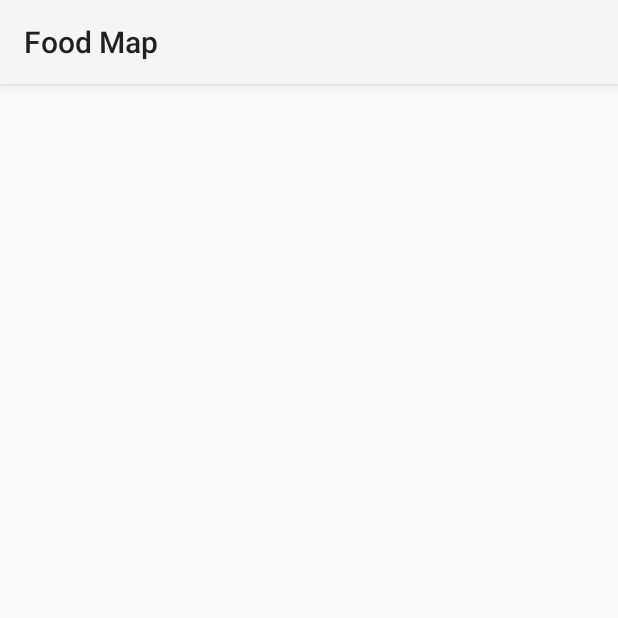
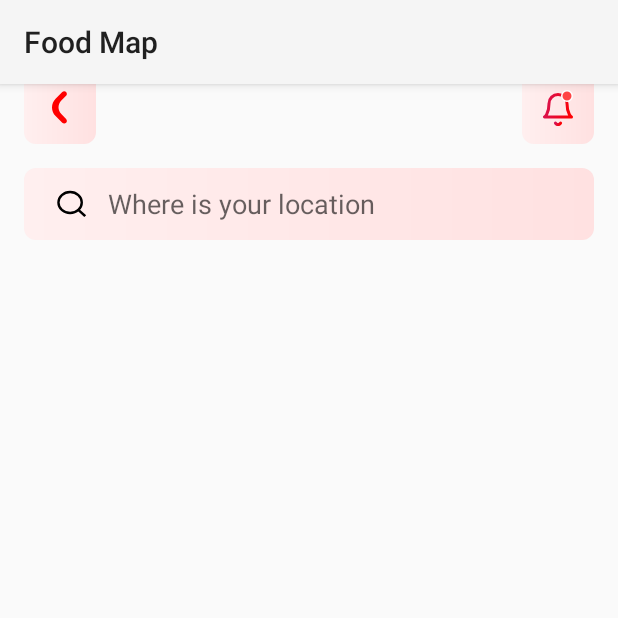
Before and after one commit to Getir-Android-Kotlin-Bootcamp/getir-android-kotlin-bootcamp-w2-assignment-f-arslan, an Android app: the screen it shows after launch (MainActivity), on a phone screen of 412 x 824 dp, the top half of it. Run offline under Robolectric (Android 15) with nearby library versions, the phone set to English and light mode, and no system bars.

Commit message:
feat: icon, search bar and recycle view

```diff
--- /dev/null
+++ b/app/src/main/java/com/getir/patika/foodmap/MapViewModel.kt
@@ -0,0 +1,7 @@
+package com.getir.patika.foodmap
+
+import androidx.lifecycle.ViewModel
+
+class MapViewModel: ViewModel() {
+
+}
--- /dev/null
+++ b/app/src/main/res/drawable/back.xml
@@ -0,0 +1,11 @@
+<vector xmlns:android="http://schemas.android.com/apk/res/android"
+    android:width="14.117647dp"
+    android:height="24dp"
+    android:viewportWidth="10"
+    android:viewportHeight="17">
+
+    <path
+        android:fillColor="#FF0000"
+        android:pathData="M6.818,5C5.061,6.757 5.061,9.607 6.818,11.364L9.091,13.637C9.593,14.139 9.593,14.953 9.091,15.455C8.589,15.957 7.775,15.957 7.273,15.455L4.091,12.273C1.832,10.014 1.832,6.35 4.091,4.091L7.273,0.909C7.775,0.407 8.589,0.407 9.091,0.909C9.593,1.411 9.593,2.225 9.091,2.727L6.818,5Z" />
+
+</vector>
--- /dev/null
+++ b/app/src/main/res/drawable/bell.xml
@@ -0,0 +1,48 @@
+<vector xmlns:android="http://schemas.android.com/apk/res/android"
+    xmlns:aapt="http://schemas.android.com/aapt"
+    android:width="20dp"
+    android:height="24dp"
+    android:viewportWidth="20"
+    android:viewportHeight="24">
+  <path
+      android:pathData="M16,9C16,7.409 15.368,5.883 14.243,4.757C13.117,3.632 11.591,3 10,3C8.409,3 6.883,3.632 5.757,4.757C4.632,5.883 4,7.409 4,9C4,16 1,18 1,18H19C19,18 16,16 16,9Z"
+      android:strokeLineJoin="round"
+      android:strokeWidth="2"
+      android:fillColor="#00000000"
+      android:strokeLineCap="round">
+    <aapt:attr name="android:strokeColor">
+      <gradient
+          android:startX="1"
+          android:startY="2.079"
+          android:endX="21.567"
+          android:endY="5.903"
+          android:type="linear">
+        <item android:offset="0" android:color="#FFD61355"/>
+        <item android:offset="1" android:color="#FFFF0000"/>
+      </gradient>
+    </aapt:attr>
+  </path>
+  <path
+      android:pathData="M11.729,22C11.554,22.303 11.301,22.555 10.998,22.729C10.694,22.904 10.35,22.997 10,22.997C9.649,22.997 9.305,22.904 9.001,22.729C8.698,22.555 8.445,22.303 8.27,22"
+      android:strokeLineJoin="round"
+      android:strokeWidth="2"
+      android:fillColor="#00000000"
+      android:strokeLineCap="round">
+    <aapt:attr name="android:strokeColor">
+      <gradient
+          android:startX="8.27"
+          android:startY="21.939"
+          android:endX="11.442"
+          android:endY="23.645"
+          android:type="linear">
+        <item android:offset="0" android:color="#FFD61355"/>
+        <item android:offset="1" android:color="#FFFF0000"/>
+      </gradient>
+    </aapt:attr>
+  </path>
+  <path
+      android:strokeWidth="1"
+      android:pathData="M16,4m-3.5,0a3.5,3.5 0,1 1,7 0a3.5,3.5 0,1 1,-7 0"
+      android:fillColor="#FF4545"
+      android:strokeColor="#ffffff"/>
+</vector>
--- /dev/null
+++ b/app/src/main/res/drawable/button_gradient.xml
@@ -0,0 +1,12 @@
+<?xml version="1.0" encoding="utf-8"?>
+<ripple xmlns:android="http://schemas.android.com/apk/res/android"
+    android:color="#ffe1e1">
+    <item>
+        <shape android:shape="rectangle">
+            <gradient
+                android:endColor="#ffe1e1"
+                android:startColor="#ffefef" />
+            <corners android:radius="8dp" />
+        </shape>
+    </item>
+</ripple>
--- /dev/null
+++ b/app/src/main/res/drawable/pin.xml
@@ -0,0 +1,7 @@
+<vector xmlns:android="http://schemas.android.com/apk/res/android" android:height="72dp" android:viewportHeight="30" android:viewportWidth="30" android:width="72dp">
+
+    <path android:fillColor="#D61355" android:pathData="M15,0.007C8.709,0.007 3.577,5.139 3.577,11.43C3.577,13.926 4.368,16.298 5.862,18.284L14.297,29.649C14.42,29.824 14.754,30 15,30C15.264,30 15.58,29.807 15.703,29.648C15.738,29.596 24.226,18.161 24.297,18.055C24.315,18.055 24.315,18.055 24.315,18.038C25.685,16.105 26.423,13.82 26.423,11.43C26.423,5.139 21.292,0.007 15,0.007ZM15,17.581C11.609,17.581 8.849,14.822 8.849,11.43C8.849,8.038 11.609,5.279 15,5.279C18.392,5.279 21.151,8.038 21.151,11.43C21.151,14.822 18.392,17.581 15,17.581Z"/>
+
+    <path android:fillColor="#D61355" android:pathData="M15,0V5.272C18.392,5.272 21.151,8.031 21.151,11.423C21.151,14.815 18.392,17.574 15,17.574V29.993C15.264,29.993 15.58,29.8 15.703,29.641C15.738,29.589 24.226,18.154 24.297,18.048C24.314,18.048 24.314,18.048 24.314,18.031C25.685,16.098 26.423,13.813 26.423,11.423C26.423,5.132 21.292,0 15,0Z"/>
+
+</vector>
--- /dev/null
+++ b/app/src/main/res/drawable/search.xml
@@ -0,0 +1,13 @@
+<vector xmlns:android="http://schemas.android.com/apk/res/android" android:height="21.333334dp" android:viewportHeight="16" android:viewportWidth="18" android:width="24dp">
+
+    <group>
+
+        <clip-path android:pathData="M7,0L10.771,0A7,7 0,0 1,17.771 7L17.771,9A7,7 0,0 1,10.771 16L7,16A7,7 0,0 1,0 9L0,7A7,7 0,0 1,7 0z"/>
+
+        <path android:fillColor="#00000000" android:pathData="M8.053,12.5C11.273,12.5 13.884,10.149 13.884,7.25C13.884,4.351 11.273,2 8.053,2C4.832,2 2.221,4.351 2.221,7.25C2.221,10.149 4.832,12.5 8.053,12.5Z" android:strokeColor="#000000" android:strokeLineCap="round" android:strokeLineJoin="round" android:strokeWidth="1.2"/>
+
+        <path android:fillColor="#00000000" android:pathData="M12.176,10.962L15.55,14" android:strokeColor="#000000" android:strokeLineCap="round" android:strokeLineJoin="round" android:strokeWidth="1.2"/>
+
+    </group>
+
+</vector>
--- /dev/null
+++ b/app/src/main/res/drawable/semi_trans_button.xml
@@ -0,0 +1,4 @@
+<shape xmlns:android="http://schemas.android.com/apk/res/android">
+    <solid android:color="#33F8848B"/>
+    <corners android:radius="8dp"/>
+</shape>
--- a/app/src/main/res/layout/activity_main.xml
+++ b/app/src/main/res/layout/activity_main.xml
@@ -1,20 +1,78 @@
 <?xml version="1.0" encoding="utf-8"?>
 <androidx.constraintlayout.widget.ConstraintLayout xmlns:android="http://schemas.android.com/apk/res/android"
+    xmlns:app="http://schemas.android.com/apk/res-auto"
     xmlns:tools="http://schemas.android.com/tools"
-    xmlns:app="http://schemas.android.com/apk/res-auto"
     android:id="@+id/main"
     android:layout_width="match_parent"
     android:layout_height="match_parent"
     tools:context=".MainActivity">
 
     <androidx.fragment.app.FragmentContainerView
+        android:id="@+id/fragment_container_map"
+        android:name="com.google.android.gms.maps.SupportMapFragment"
         android:layout_width="0dp"
         android:layout_height="0dp"
-        android:id="@+id/fragment_container_map"
-        android:name="com.google.android.gms.maps.SupportMapFragment"
+        app:layout_constraintBottom_toBottomOf="parent"
+        app:layout_constraintEnd_toEndOf="parent"
         app:layout_constraintStart_toStartOf="parent"
+        app:layout_constraintTop_toTopOf="parent" />
+
+    <androidx.constraintlayout.widget.ConstraintLayout
+        android:layout_width="match_parent"
+        android:layout_height="match_parent"
+        android:layout_marginHorizontal="16dp"
+        android:layout_marginTop="48dp"
+        app:layout_constraintBottom_toBottomOf="parent"
         app:layout_constraintEnd_toEndOf="parent"
-        app:layout_constraintBottom_toBottomOf="parent"
-        app:layout_constraintTop_toTopOf="parent"/>
+        app:layout_constraintStart_toStartOf="parent"
+        app:layout_constraintTop_toTopOf="parent">
+
+        <ImageButton
+            android:id="@+id/btn_back"
+            android:layout_width="48dp"
+            android:layout_height="48dp"
+            android:background="@drawable/button_gradient"
+            android:contentDescription="@string/back_button"
+            android:paddingStart="4dp"
+            android:paddingEnd="8dp"
+            android:scaleType="center"
+            android:src="@drawable/back"
+            app:layout_constraintStart_toStartOf="parent"
+            app:layout_constraintTop_toTopOf="parent" />
+
+        <ImageButton
+            android:id="@+id/btn_ring"
+            android:layout_width="48dp"
+            android:layout_height="48dp"
+            android:background="@drawable/button_gradient"
+            android:contentDescription="@string/ring_button"
+            android:scaleType="center"
+            android:src="@drawable/bell"
+            app:layout_constraintEnd_toEndOf="parent"
+            app:layout_constraintTop_toTopOf="parent" />
+
+        <SearchView
+            android:id="@+id/search_view"
+            android:layout_width="match_parent"
+            android:layout_height="wrap_content"
+            app:layout_constraintStart_toStartOf="parent"
+            app:layout_constraintTop_toBottomOf="@id/btn_back"
+            android:layout_marginTop="16dp"
+            android:background="@drawable/button_gradient"
+            android:searchIcon="@drawable/search"
+            android:iconifiedByDefault="false"
+            android:queryBackground="@null"
+            android:queryHint="@string/where_is_your_location" />
+
+        <androidx.recyclerview.widget.RecyclerView
+            android:layout_width="match_parent"
+            android:layout_height="wrap_content"
+            android:layout_marginTop="8dp"
+            android:background="@drawable/button_gradient"
+            app:layout_constraintStart_toStartOf="parent"
+            app:layout_constraintTop_toBottomOf="@id/search_view"
+            android:id="@+id/recycle_view_search_result"/>
+
+    </androidx.constraintlayout.widget.ConstraintLayout>
 
 </androidx.constraintlayout.widget.ConstraintLayout>
--- a/app/src/main/res/values/strings.xml
+++ b/app/src/main/res/values/strings.xml
@@ -1,3 +1,8 @@
 <resources>
     <string name="app_name">Food Map</string>
+    <string name="next">Next</string>
+    <string name="back_button">back button</string>
+    <string name="arrow_back">arrow_back</string>
+    <string name="where_is_your_location">Where is your location</string>
+    <string name="ring_button">ring button</string>
 </resources>
--- /dev/null
+++ b/app/src/main/res/values/styles.xml
@@ -0,0 +1,7 @@
+<?xml version="1.0" encoding="utf-8"?>
+<resources>
+    <style name="SearchViewStyle" parent="Widget.AppCompat.SearchView">
+        <item name="android:textStyle">bold</item>
+        <item name="android:textSize">40sp</item>
+    </style>
+</resources>
--- a/gradle/libs.versions.toml
+++ b/gradle/libs.versions.toml
@@ -11,6 +11,7 @@ activity = "1.8.0"
 constraintlayout = "2.1.4"
 googleAndroidLibrariesMapsplatformSecretsGradlePlugin = "2.0.1"
 playServicesMaps = "18.2.0"
+lifecycle_version = "2.7.0"
 
 [libraries]
 androidx-core-ktx = { group = "androidx.core", name = "core-ktx", version.ref = "coreKtx" }
@@ -22,6 +23,7 @@ material = { group = "com.google.android.material", name = "material", version.r
 androidx-activity = { group = "androidx.activity", name = "activity", version.ref = "activity" }
 androidx-constraintlayout = { group = "androidx.constraintlayout", name = "constraintlayout", version.ref = "constraintlayout" }
 play-services-maps = { group = "com.google.android.gms", name = "play-services-maps", version.ref = "playServicesMaps" }
+lifecycle-viewmodel-ktx = { group = "androidx.lifecycle", name = "lifecycle-viewmodel-ktx", version.ref = "lifecycle_version" }
 
 [plugins]
 androidApplication = { id = "com.android.application", version.ref = "agp" }
```
